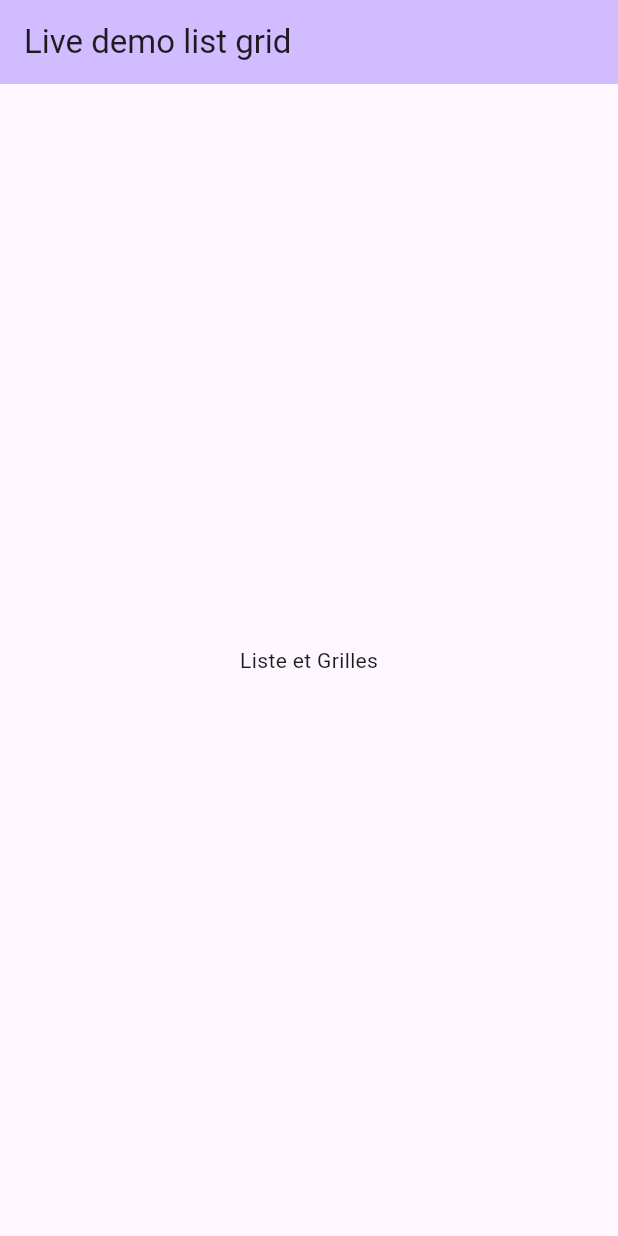
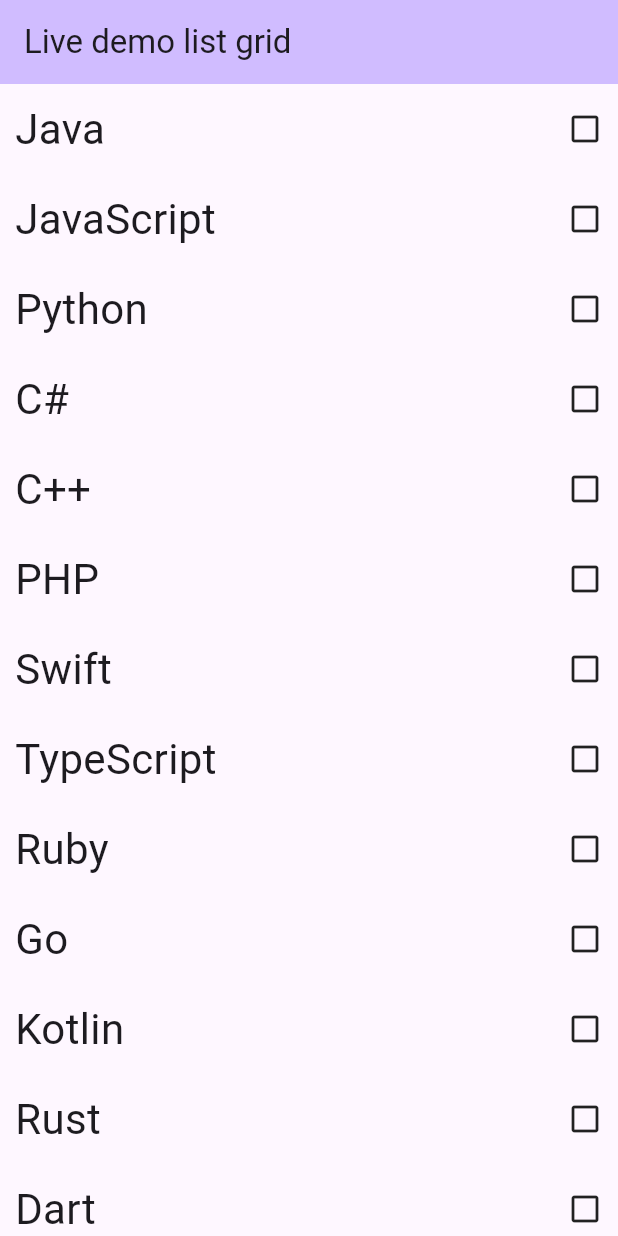
Before and after one commit to lpastyle/list_grid_live, a Flutter app: the screen it shows after launch, on a phone screen of 412 x 824 dp. Run offline on Flutter 3.47's test engine with Material 3 defaults, Android fonts, the phone set to English and light mode, and no system bars.

Commit message:
added single child scrollview

```diff
--- a/lib/main.dart
+++ b/lib/main.dart
@@ -27,6 +27,29 @@ class HomePage extends StatefulWidget {
 
 }
 
+const List<String> top20langages = [
+  'Java',
+  'JavaScript',
+  'Python',
+  'C#',
+  'C++',
+  'PHP',
+  'Swift',
+  'TypeScript',
+  'Ruby',
+  'Go',
+  'Kotlin',
+  'Rust',
+  'Dart',
+  'SQL',
+  'Ada',
+  'Pascal',
+  'Objective-C',
+  'R',
+  'Modula',
+  'Perl'
+];
+
 class HomePageState extends State<HomePage> {
   @override
   Widget build(BuildContext context) {
@@ -35,7 +58,30 @@ class HomePageState extends State<HomePage> {
         backgroundColor: Theme.of(context).colorScheme.inversePrimary,
         title: const Text("Live demo list grid"),
       ),
-      body: const Center(child: Text("Liste et Grilles"))
-    );
+      body: SingleChildScrollView (
+       child: Column (
+        children: languageListWidget(),
+      ),
+    ),
+   );
   }
+
+List<Widget> languageListWidget() {
+    List<Widget> rows = [];
+    for(String lg in top20langages) {
+      final row = Padding(
+        padding: const EdgeInsets.all(10),
+        child: Row(
+          mainAxisAlignment: MainAxisAlignment.spaceBetween,
+          children: [
+            Text(lg, style: const TextStyle(fontSize: 28)),
+            const Icon(Icons.check_box_outline_blank)
+          ]
+        )
+      );
+      rows.add(row);
+    }
+    return rows;
+  }
+
 }
```
